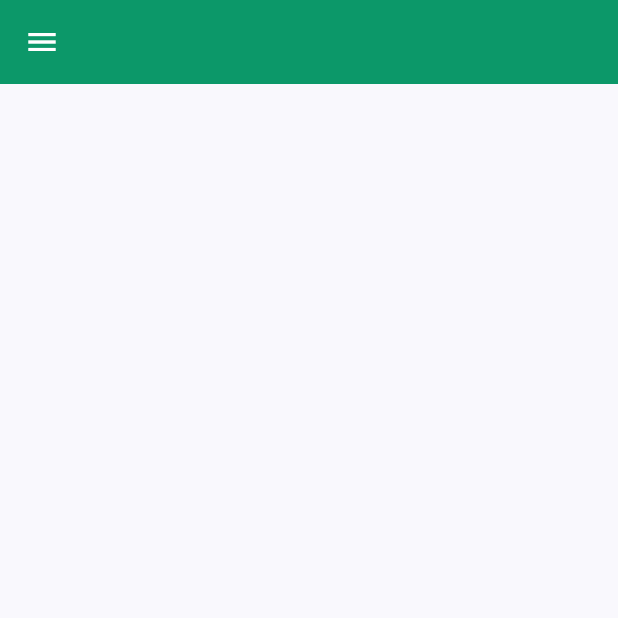
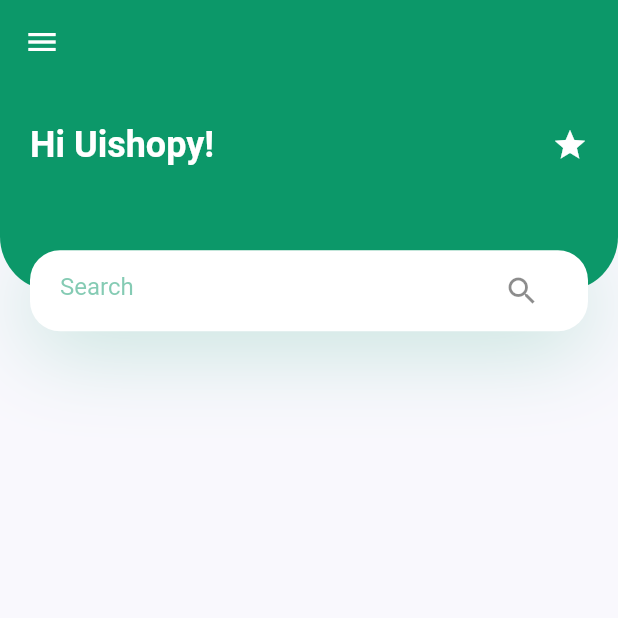
Before and after one commit to m-sugawara/PlantApp, a Flutter app: the screen it shows after launch, on a phone screen of 412 x 824 dp, the top half of it. Run offline on Flutter 3.47's test engine with Material 2 defaults, Android fonts, the phone set to English and light mode, and no system bars.

Commit message:
Create HeaderWithSearchBox

```diff
--- a/lib/main.dart
+++ b/lib/main.dart
@@ -1,6 +1,6 @@
 import 'package:flutter/material.dart';
 import 'package:plant_app/constants.dart';
-import 'package:plant_app/screens/home/components/home_screen.dart';
+import 'package:plant_app/screens/home/home_screen.dart';
 
 void main() {
   runApp(const MyApp());
--- /dev/null
+++ b/lib/screens/home/components/body.dart
@@ -0,0 +1,100 @@
+import 'package:flutter/material.dart';
+import 'package:plant_app/constants.dart';
+
+class Body extends StatelessWidget {
+  const Body({super.key});
+
+  @override
+  Widget build(BuildContext context) {
+    Size size = MediaQuery.of(context).size;
+    return Column(
+      children: [
+        HeaderWithSearchBox(size: size),
+      ],
+    );
+  }
+}
+
+class HeaderWithSearchBox extends StatelessWidget {
+  const HeaderWithSearchBox({
+    super.key,
+    required this.size,
+  });
+
+  final Size size;
+
+  @override
+  Widget build(BuildContext context) {
+    return Container(
+      height: size.height * 0.2,
+      child: Stack(children: [
+        Container(
+          padding: const EdgeInsets.only(
+            left: defaultPadding,
+            right: defaultPadding,
+            bottom: 36 + defaultPadding,
+          ),
+          height: size.height * 0.2 - 27,
+          decoration: const BoxDecoration(
+            color: AppColors.primary,
+            borderRadius: BorderRadius.only(
+              bottomLeft: Radius.circular(36),
+              bottomRight: Radius.circular(36),
+            ),
+          ),
+          child: Row(
+            children: [
+              Text(
+                'Hi Uishopy!',
+                style: Theme.of(context).textTheme.headlineSmall!.merge(
+                      const TextStyle(
+                        color: Colors.white,
+                        fontWeight: FontWeight.bold,
+                      ),
+                    ),
+              ),
+              const Spacer(),
+              const Icon(
+                Icons.star_outlined,
+                color: Colors.white,
+              ),
+            ],
+          ),
+        ),
+        Positioned(
+          bottom: 0,
+          right: 0,
+          left: 0,
+          child: Container(
+            alignment: Alignment.center,
+            margin: const EdgeInsets.symmetric(horizontal: defaultPadding),
+            padding: const EdgeInsets.symmetric(horizontal: defaultPadding),
+            height: 54,
+            decoration: BoxDecoration(
+              color: Colors.white,
+              borderRadius: BorderRadius.circular(20),
+              boxShadow: [
+                BoxShadow(
+                  offset: const Offset(0, 10),
+                  blurRadius: 50,
+                  color: AppColors.primary.withOpacity(0.23),
+                ),
+              ],
+            ),
+            child: TextField(
+              decoration: InputDecoration(
+                hintText: "Search",
+                hintStyle: TextStyle(
+                  color: AppColors.primary.withOpacity(0.5),
+                ),
+                enabledBorder: InputBorder.none,
+                focusedBorder: InputBorder.none,
+                suffixIcon: const Icon(Icons.search),
+              ),
+            ),
+          ),
+        )
+      ]),
+    );
+  }
+}
--- a/lib/screens/home/components/home_screen.dart
+++ b/lib/screens/home/home_screen.dart
@@ -1,4 +1,5 @@
 import 'package:flutter/material.dart';
+import 'package:plant_app/screens/home/components/body.dart';
 
 class HomeScreen extends StatelessWidget {
   const HomeScreen({super.key});
@@ -7,6 +8,7 @@ class HomeScreen extends StatelessWidget {
   Widget build(BuildContext context) {
     return Scaffold(
       appBar: _buildAppBar(),
+      body: const Body(),
     );
   }
 
```
